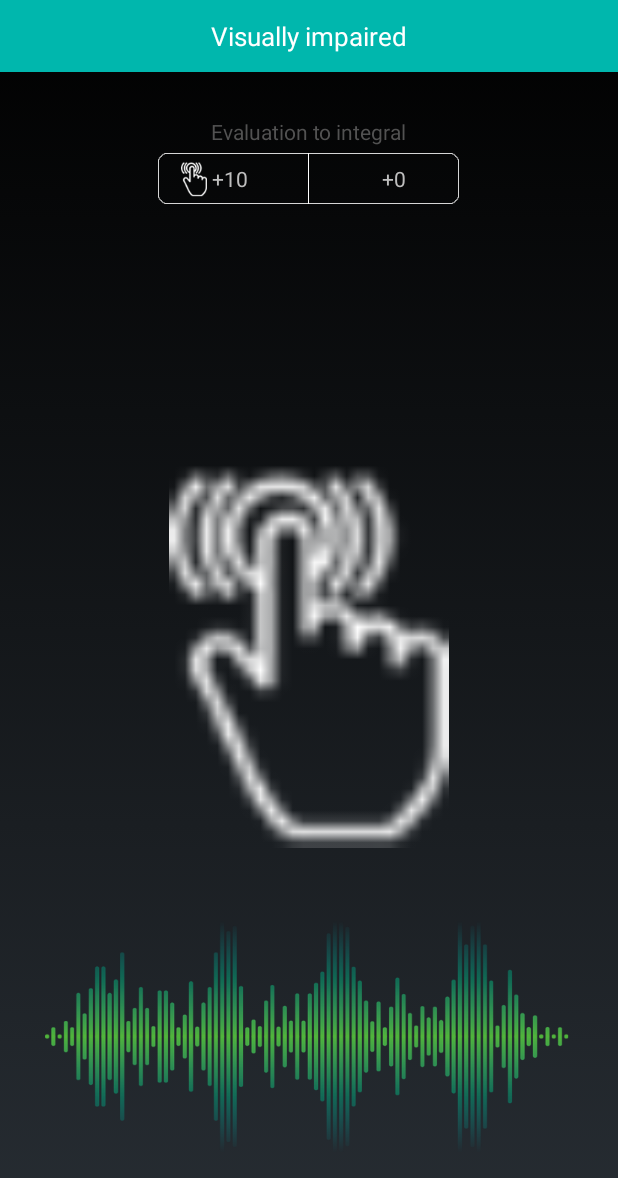
After one commit to jiajunmao/See-For-You, an Android app: the layout activity_visuallyimpaired.xml on its own in the app's theme, with its tools: preview values and no code run, on a phone screen of 412 x 824 dp. The commit adds this screen. Shown: the top 1178 px of the screen. Run offline under Robolectric (Android 15) with nearby library versions, the phone set to English and light mode, and no system bars.

Commit message:
add to Visuallyimpaired function

```diff
--- /dev/null
+++ b/C4U-master/app/src/main/res/layout/activity_visuallyimpaired.xml
@@ -0,0 +1,81 @@
+<?xml version="1.0" encoding="utf-8"?>
+<LinearLayout xmlns:android="http://schemas.android.com/apk/res/android"
+    android:orientation="vertical"
+    android:id="@+id/visuallyimpaired_ll"
+    android:layout_width="match_parent"
+    android:layout_height="match_parent">
+    <RelativeLayout
+        android:layout_width="fill_parent"
+        android:layout_height="?android:attr/actionBarSize"
+        android:background="@color/allcolor">
+        <TextView
+            android:id="@+id/titile_tv"
+            android:textColor="@color/allwhite"
+            android:textSize="@dimen/Font_size"
+            android:text="@string/visually_impaired"
+            android:layout_centerVertical="true"
+            android:layout_centerHorizontal="true"
+            android:layout_width="wrap_content"
+            android:layout_height="wrap_content" />
+    </RelativeLayout>
+<LinearLayout
+    android:orientation="vertical"
+    android:layout_width="match_parent"
+    android:layout_height="match_parent">
+    <LinearLayout
+        android:orientation="vertical"
+        android:layout_width="match_parent"
+        android:layout_weight="1"
+        android:layout_height="0dp">
+<TextView
+    android:layout_marginTop="@dimen/welcome_magtop"
+    android:text="@string/evaluation"
+    android:layout_gravity="center"
+    android:textColor="@color/evaluation_tv"
+    android:layout_width="wrap_content"
+    android:layout_height="wrap_content" />
+    <RelativeLayout
+        android:layout_width="match_parent"
+        android:layout_height="wrap_content">
+        <ImageView
+            android:layout_centerVertical="true"
+            android:id="@+id/iv"
+            android:layout_marginTop="@dimen/register_iv"
+            android:layout_centerHorizontal="true"
+            android:src="@drawable/frame"
+            android:layout_width="wrap_content"
+            android:layout_height="wrap_content" />
+        <TextView
+            android:gravity="center"
+            android:drawablePadding="3dp"
+            android:text="+10"
+            android:layout_marginLeft="@dimen/hand_marg"
+            android:layout_centerVertical="true"
+            android:layout_alignLeft="@+id/iv"
+            android:drawableLeft="@drawable/hand"
+            android:layout_width="wrap_content"
+            android:layout_height="wrap_content" />
+        <TextView
+            android:gravity="center"
+            android:layout_marginRight="@dimen/hand_margRight"
+            android:layout_centerVertical="true"
+            android:text="+0"
+            android:layout_alignRight="@+id/iv"
+            android:layout_width="wrap_content"
+            android:layout_height="wrap_content" />
+    </RelativeLayout>
+    </LinearLayout>
+    <ImageView
+        android:layout_gravity="center|bottom"
+        android:src="@drawable/hand"
+        android:layout_width="match_parent"
+        android:layout_weight="1"
+        android:layout_height="0dp" />
+    <ImageView
+        android:layout_gravity="center|bottom"
+        android:src="@drawable/green"
+        android:layout_width="wrap_content"
+        android:layout_weight="1"
+        android:layout_height="0dp" />
+</LinearLayout>
+</LinearLayout>
--- a/C4U-master/app/src/main/res/layout/activity_welcome.xml
+++ b/C4U-master/app/src/main/res/layout/activity_welcome.xml
@@ -100,7 +100,7 @@
         android:layout_marginTop="@dimen/welcome_bt_top"
         android:layout_marginRight="@dimen/login_mar"
         android:layout_marginLeft="@dimen/login_mar"
-        android:id="@+id/login_bt"
+        android:id="@+id/welcome_bt"
         android:textColor="@color/allwhite"
         android:text="@string/welcome"
         android:background="@drawable/press_button"
--- a/C4U-master/app/src/main/res/values/colors.xml
+++ b/C4U-master/app/src/main/res/values/colors.xml
@@ -13,4 +13,5 @@
     <color name="welome_font_color">#9A9A9A</color>
     <color name="control_color">#F4F4F4</color>
     <color name="videoback">#383838</color>
+    <color name="evaluation_tv">#525252</color>
 </resources>
--- a/C4U-master/app/src/main/res/values/dimens.xml
+++ b/C4U-master/app/src/main/res/values/dimens.xml
@@ -3,7 +3,7 @@
     <dimen name="activity_horizontal_margin">16dp</dimen>
     <dimen name="activity_vertical_margin">16dp</dimen>
     <dimen name="fab_margin">16dp</dimen>
-    <dimen name="Font_size">16dp</dimen>
+    <dimen name="Font_size">17dp</dimen>
     <dimen name="login_ivtop">15dp</dimen>
     <dimen name="login_mar">40dp</dimen>
     <dimen name="cirular_bead_value">8dp</dimen>
@@ -25,4 +25,6 @@
     <dimen name="mine_mar">20dp</dimen>
     <dimen name="mine_marleft">10dp</dimen>
     <dimen name="control_back">20dp</dimen>
+    <dimen name="hand_marg">15dp</dimen>
+    <dimen name="hand_margRight">35dp</dimen>
 </resources>
--- a/C4U-master/app/src/main/res/values/strings.xml
+++ b/C4U-master/app/src/main/res/values/strings.xml
@@ -31,4 +31,6 @@
     <string name="http_parameters_error">Abnormal parameters, please retry or contact customer service</string>
     <string name="Account_name_exists">Account name already exists</string>
     <string name="register_Success">register Success</string>
+    <string name="visually_impaired">Visually impaired</string>
+    <string name="evaluation">Evaluation to integral</string>
 </resources>
```
Also changed, not shown: C4U-master/app/src/main/AndroidManifest.xml (+9 -7 lines), C4U-master/app/src/main/java/com/app/CClient/Activity/LoginActivity.java (+15 -10 lines), C4U-master/app/src/main/java/com/app/CClient/Activity/RegisterActivity.java (+17 -21 lines), C4U-master/app/src/main/java/com/app/CClient/Activity/VisuallyimpairedActivity.java (added, +35 -0 lines), C4U-master/app/src/main/java/com/app/CClient/Activity/Welcome.java (deleted, +0 -16 lines), C4U-master/app/src/main/java/com/app/CClient/Activity/WelcomeActivity.java (added, +37 -0 lines), C4U-master/app/src/main/java/com/app/CClient/view/MyClickListener.java (added, +48 -0 lines), C4U-master/app/src/main/java/com/app/CClient/view/RippleLinearLayout.java (added, +181 -0 lines), C4U-master/app/src/main/res/layout/activity_login.xml (+10 -5 lines), C4U-master/app/src/main/res/drawable-xhdpi/frame.png (added), C4U-master/app/src/main/res/drawable-xhdpi/green.png (added), C4U-master/app/src/main/res/drawable-xhdpi/hand.png (added).
